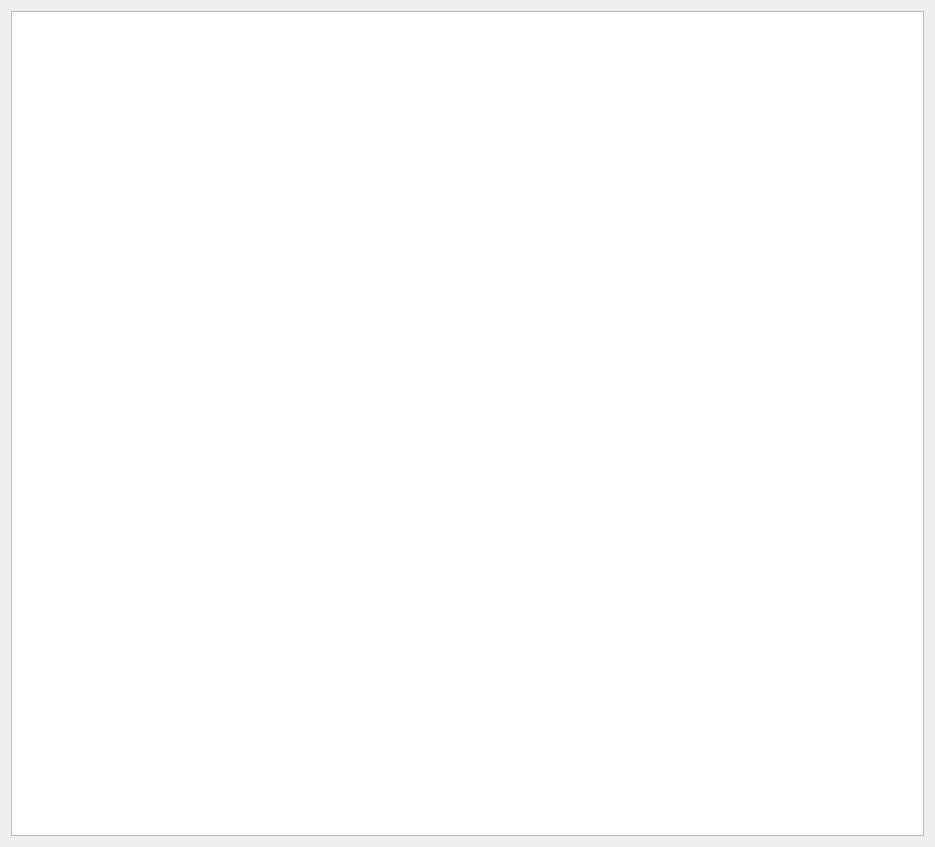
Before: the Qt Designer form ui/gemini.ui in Xbasan/screen_read, drawn with Qt 5.
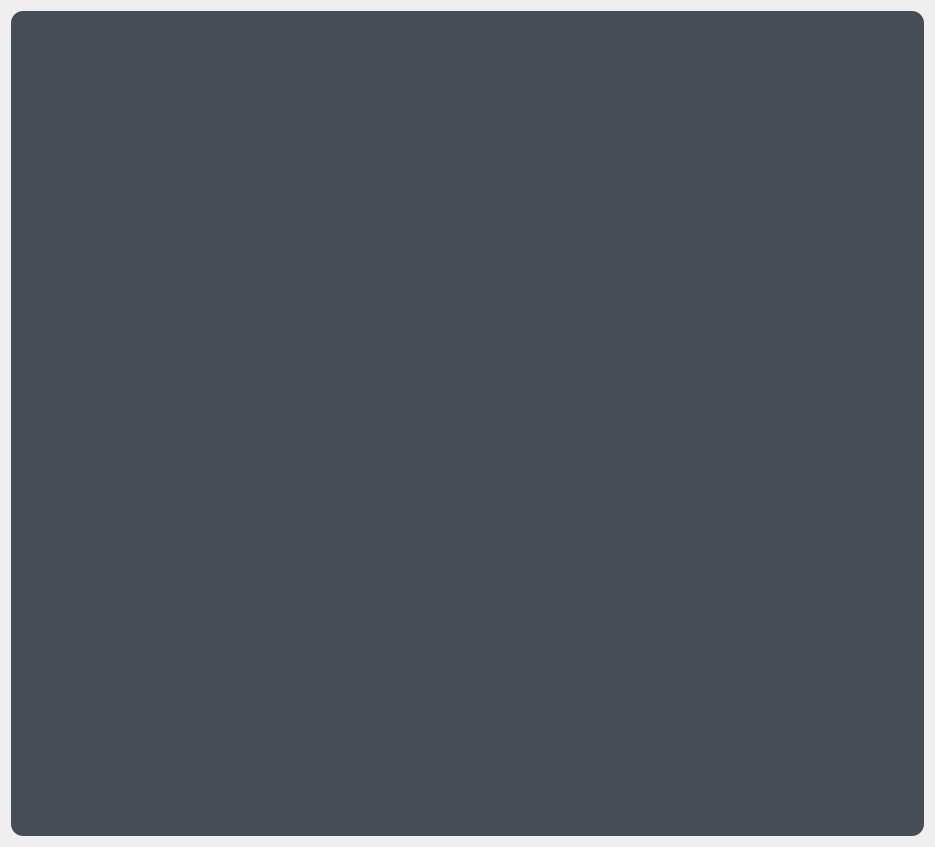
After: the same form once the commit is applied.

What changed in the file:
```diff
--- a/ui/gemini.ui
+++ b/ui/gemini.ui
@@ -27,12 +27,27 @@
      <property name="mouseTracking">
       <bool>true</bool>
      </property>
+     <property name="styleSheet">
+      <string notr="true">background-color:rgb(70, 77, 86);
+padding:10px;
+border-radius: 12%;</string>
+     </property>
      <property name="undoRedoEnabled">
       <bool>true</bool>
      </property>
      <property name="readOnly">
       <bool>true</bool>
      </property>
+     <property name="html">
+      <string>&lt;!DOCTYPE HTML PUBLIC &quot;-//W3C//DTD HTML 4.0//EN&quot; &quot;http://www.w3.org/TR/REC-html40/strict.dtd&quot;&gt;
+&lt;html&gt;&lt;head&gt;&lt;meta name=&quot;qrichtext&quot; content=&quot;1&quot; /&gt;&lt;meta charset=&quot;utf-8&quot; /&gt;&lt;style type=&quot;text/css&quot;&gt;
+p, li { white-space: pre-wrap; }
+hr { height: 1px; border-width: 0; }
+li.unchecked::marker { content: &quot;\2610&quot;; }
+li.checked::marker { content: &quot;\2612&quot;; }
+&lt;/style&gt;&lt;/head&gt;&lt;body style=&quot; font-family:'Noto Sans'; font-size:12pt; font-weight:400; font-style:normal;&quot;&gt;
+&lt;p align=&quot;justify&quot; style=&quot;-qt-paragraph-type:empty; margin-top:0px; margin-bottom:0px; margin-left:0px; margin-right:0px; -qt-block-indent:0; text-indent:0px;&quot;&gt;&lt;br /&gt;&lt;/p&gt;&lt;/body&gt;&lt;/html&gt;</string>
+     </property>
     </widget>
    </item>
   </layout>
```
